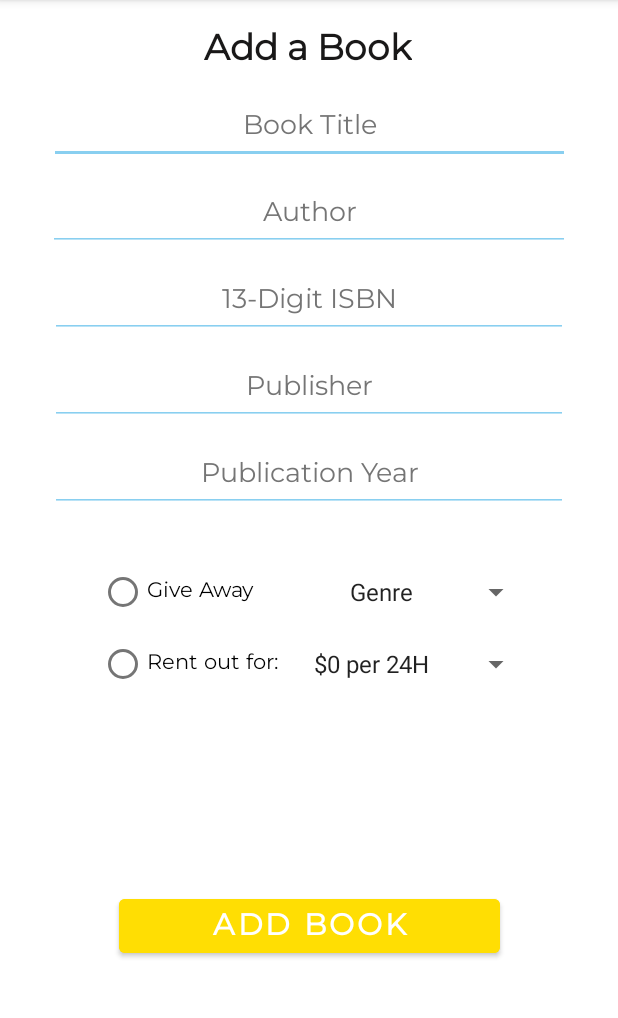
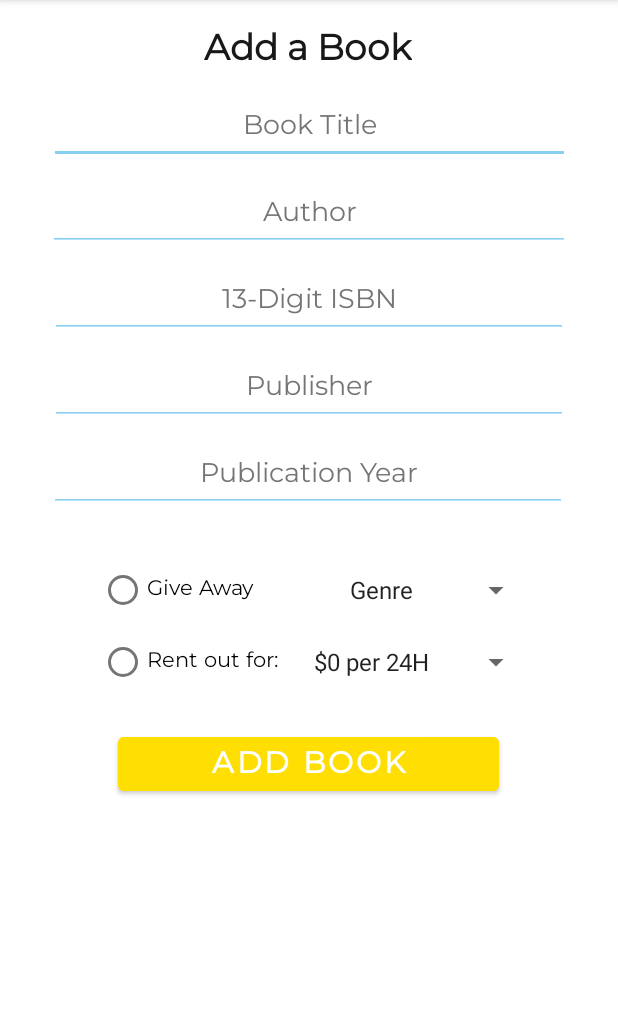
Before and after one commit to itsmeleeeo/ReadMyBook, an Android app: the Activity_AddABook screen opened directly, with no data from a screen before it, on a phone screen of 412 x 824 dp, the part 84-1102 px from its top. Run offline under Robolectric (Android 15) with nearby library versions, the phone set to English and light mode, and no system bars.

Commit message:
fixing small visual details

```diff
--- a/app/src/main/res/layout/activity_add_abook.xml
+++ b/app/src/main/res/layout/activity_add_abook.xml
@@ -62,25 +62,6 @@
         android:autofillHints="" />
 
     <EditText
-        android:id="@+id/txtPublicationYearAB"
-        android:layout_width="345dp"
-        android:layout_height="48dp"
-        android:layout_marginStart="40dp"
-        android:layout_marginTop="10dp"
-        android:layout_marginEnd="40dp"
-        android:backgroundTint="@color/teal_200"
-        android:ems="10"
-        android:fontFamily="@font/montserrat"
-        android:hint="@string/hintPublicationYear"
-        android:inputType="textPersonName"
-        android:textAlignment="center"
-        android:textColorHint="#757575"
-        app:layout_constraintEnd_toEndOf="parent"
-        app:layout_constraintStart_toStartOf="parent"
-        app:layout_constraintTop_toBottomOf="@+id/txtPublisherAB"
-        android:importantForAutofill="no" />
-
-    <EditText
         android:id="@+id/txtPublisherAB"
         android:layout_width="345dp"
         android:layout_height="48dp"
@@ -104,7 +85,7 @@
         android:layout_width="135dp"
         android:layout_height="96dp"
         android:layout_marginStart="66dp"
-        android:layout_marginTop="29dp"
+        android:layout_marginTop="28dp"
         app:layout_constraintStart_toStartOf="parent"
         app:layout_constraintTop_toBottomOf="@+id/txtPublicationYearAB">
 
@@ -143,6 +124,26 @@
         app:layout_constraintTop_toBottomOf="@+id/txtAuthorAB"
         android:autofillHints="" />
 
+    <EditText
+        android:id="@+id/txtPublicationYearAB"
+        android:layout_width="345dp"
+        android:layout_height="48dp"
+        android:layout_marginStart="40dp"
+        android:layout_marginTop="10dp"
+        android:layout_marginEnd="40dp"
+        android:autofillHints=""
+        android:backgroundTint="@color/teal_200"
+        android:ems="10"
+        android:fontFamily="@font/montserrat"
+        android:hint="@string/hintPublicationYear"
+        android:inputType="number"
+        android:textAlignment="center"
+        android:textColorHint="#757575"
+        app:layout_constraintEnd_toEndOf="parent"
+        app:layout_constraintHorizontal_bias="0.571"
+        app:layout_constraintStart_toStartOf="parent"
+        app:layout_constraintTop_toBottomOf="@+id/txtPublisherAB" />
+
     <Spinner
         android:id="@+id/spinRentOutAmountAB"
         android:layout_width="153dp"
@@ -159,7 +160,7 @@
         android:layout_width="129dp"
         android:layout_height="48dp"
         android:layout_marginStart="24dp"
-        android:layout_marginTop="29dp"
+        android:layout_marginTop="28dp"
         android:layout_marginEnd="57dp"
         android:entries="@array/txtGroupGenres"
         app:layout_constraintEnd_toEndOf="parent"
@@ -172,16 +173,15 @@
         android:layout_height="48dp"
         android:layout_marginStart="85dp"
 
-        android:layout_marginTop="50dp"
+        android:layout_marginTop="20dp"
         android:layout_marginEnd="85dp"
-        android:layout_marginBottom="50dp"
         android:backgroundTint="@color/teal_700"
         android:fontFamily="@font/montserrat"
         android:text="@string/btnAddBook"
         android:textSize="20sp"
         android:textStyle="bold"
-        app:layout_constraintBottom_toBottomOf="parent"
         app:layout_constraintEnd_toEndOf="parent"
+        app:layout_constraintHorizontal_bias="0.538"
         app:layout_constraintStart_toStartOf="parent"
         app:layout_constraintTop_toBottomOf="@+id/rdgroupAddaBook"
         tools:ignore="TextContrastCheck" />
--- a/app/src/main/res/layout/activity_forgot_password.xml
+++ b/app/src/main/res/layout/activity_forgot_password.xml
@@ -19,6 +19,7 @@
         android:hint="@string/txtEnterEmail"
         android:importantForAutofill="no"
         android:inputType="textEmailAddress"
+        android:textColorHint="#757575"
         app:boxStrokeColor="@android:color/black"
         app:layout_constraintEnd_toEndOf="parent"
         app:layout_constraintStart_toStartOf="parent"
@@ -38,6 +39,7 @@
         android:hint="@string/txtEnterNewPass"
         android:importantForAutofill="no"
         android:inputType="textEmailAddress"
+        android:textColorHint="#757575"
         app:boxStrokeColor="@android:color/black"
         app:layout_constraintEnd_toEndOf="parent"
         app:layout_constraintStart_toStartOf="parent"
@@ -56,6 +58,7 @@
         android:hint="@string/txtReenterPass"
         android:importantForAutofill="no"
         android:inputType="textEmailAddress"
+        android:textColorHint="#757575"
         app:boxStrokeColor="@android:color/black"
         app:layout_constraintEnd_toEndOf="parent"
         app:layout_constraintStart_toStartOf="parent"
--- a/app/src/main/res/layout/activity_main.xml
+++ b/app/src/main/res/layout/activity_main.xml
@@ -20,6 +20,7 @@
         android:hint="@string/txtUserEmail"
         android:importantForAutofill="no"
         android:inputType="textEmailAddress"
+        android:textColorHint="#757575"
         app:boxStrokeColor="@android:color/black"
         app:layout_constraintEnd_toEndOf="parent"
         app:layout_constraintStart_toStartOf="parent"
@@ -38,6 +39,7 @@
         android:importantForAutofill="no"
         android:inputType="textPassword"
         android:minHeight="48dp"
+        android:textColorHint="#757575"
         app:layout_constraintEnd_toEndOf="parent"
         app:layout_constraintStart_toStartOf="parent"
         app:layout_constraintTop_toBottomOf="@+id/txtInputEmail" />
```
Also changed, not shown: app/src/main/res/layout/activity_sign_up.xml (+11 -6 lines).
